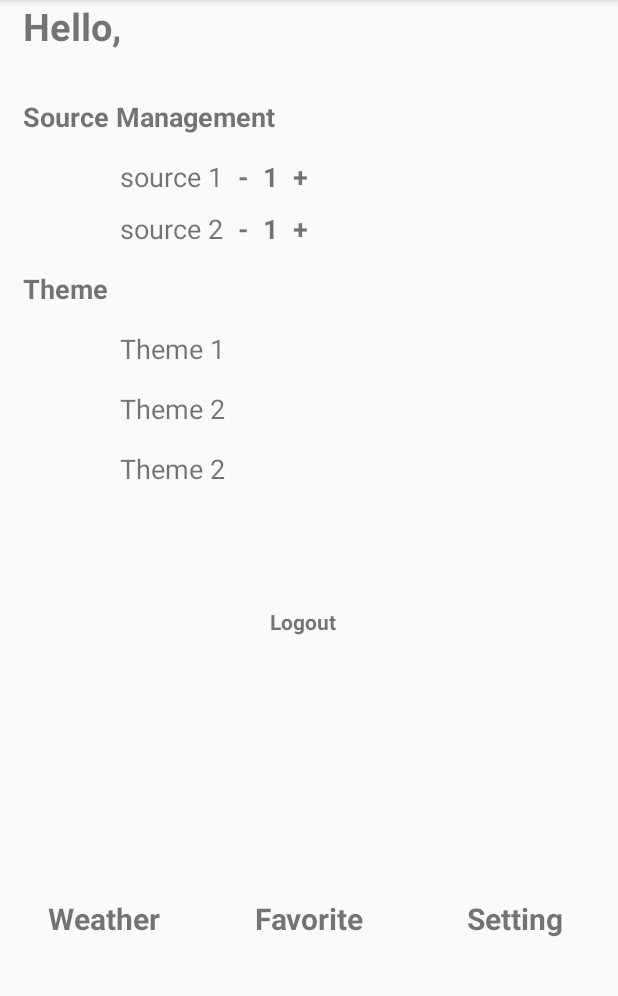
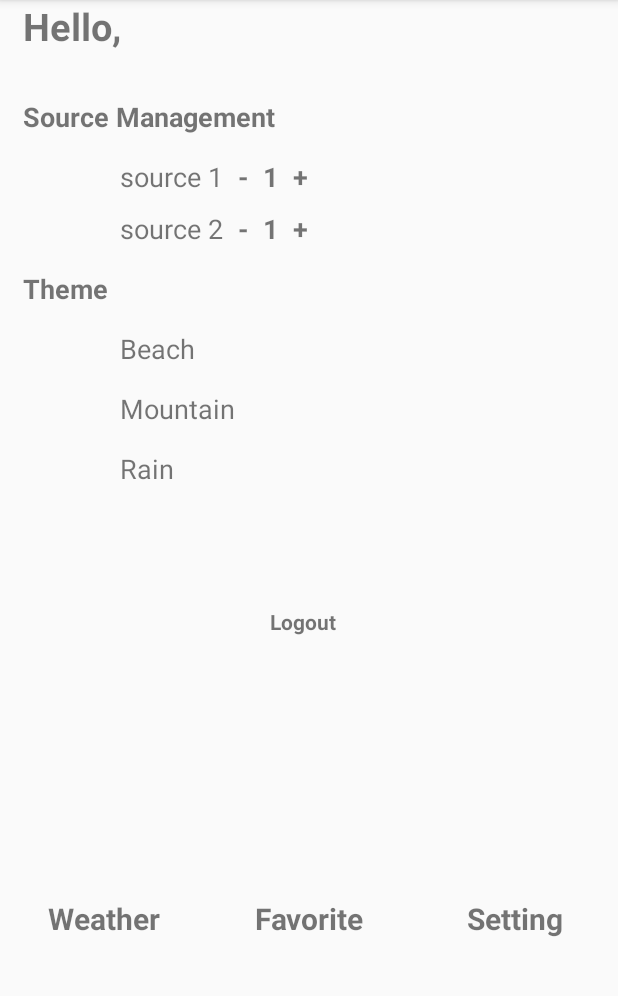
Before and after one commit to cylee81/weather-ensemble, an Android app: the fragment SettingsFragment placed in its activity, on a phone screen of 412 x 824 dp, the part 84-1080 px from its top. Run offline under Robolectric (Android 15) with nearby library versions, the phone set to English and light mode, and no system bars; our stand-ins replace Firebase (no records; nobody signed in at launch, a user with empty details on screens opened directly); libraries missing offline, so code that uses them is left out: com.firebase.ui; network calls fail; 4 statements that could not run were skipped.

Commit message:
update theme

```diff
--- a/Weather/app/src/main/java/edu/cs371m/weather/ui/main/FavoriteFragment.kt
+++ b/Weather/app/src/main/java/edu/cs371m/weather/ui/main/FavoriteFragment.kt
@@ -17,6 +17,7 @@ import androidx.swiperefreshlayout.widget.SwipeRefreshLayout
 import edu.cs371m.weather.MainViewModel
 import edu.cs371m.weather.R
 import edu.cs371m.weather.ui.main.CityListAdapter
+import kotlinx.android.synthetic.main.favorite.*
 import kotlinx.android.synthetic.main.row_post.*
 
 class Favorites: Fragment() {
@@ -41,6 +42,10 @@ class Favorites: Fragment() {
                 adapter.notifyDataSetChanged()
                 //EEE // XXX Observer
             })
+        viewModel.observeTheme().observe(viewLifecycleOwner,
+            Observer { theme ->
+                viewModel.setThemeColor(main, theme)
+            })
     }
 
     override fun onCreateView(
@@ -59,6 +64,7 @@ class Favorites: Fragment() {
 //            }
 //        }
 
+
         return view
     }
     // If you want to get control when the user hits the system back button, get
--- a/Weather/app/src/main/java/edu/cs371m/weather/ui/main/MainFragment.kt
+++ b/Weather/app/src/main/java/edu/cs371m/weather/ui/main/MainFragment.kt
@@ -17,6 +17,8 @@ import edu.cs371m.weather.MainViewModel
 import edu.cs371m.weather.R
 import kotlinx.android.synthetic.main.content_main.*
 import kotlinx.android.synthetic.main.main_fragment.*
+import kotlinx.android.synthetic.main.main_fragment.main
+import kotlinx.android.synthetic.main.setting_fragment.*
 
 class MainFragment :
     Fragment(R.layout.main_fragment) {
@@ -94,6 +96,11 @@ class MainFragment :
         viewModel.setLocation(locationList[initialSpinner])
         Log.d("location", "init spinner")
 
+        viewModel.observeTheme().observe(viewLifecycleOwner,
+            Observer { theme ->
+                viewModel.setThemeColor(main, theme)
+            })
+
         viewModel.observeMaxTemp().observe(viewLifecycleOwner, Observer {
             requireActivity()
             highT.text = it.toString()
--- a/Weather/app/src/main/res/layout/activity_setting.xml
+++ b/Weather/app/src/main/res/layout/activity_setting.xml
@@ -21,6 +21,6 @@
 
     </com.google.android.material.appbar.AppBarLayout>
 
-    <include layout="@layout/content_setting" />
+    <include layout="@layout/to_delete_content_setting" />
 
 </androidx.coordinatorlayout.widget.CoordinatorLayout>
--- a/Weather/app/src/main/res/layout/favorite.xml
+++ b/Weather/app/src/main/res/layout/favorite.xml
@@ -1,7 +1,9 @@
 <?xml version="1.0" encoding="utf-8"?>
 <LinearLayout xmlns:android="http://schemas.android.com/apk/res/android"
     android:layout_width="match_parent"
-    android:layout_height="match_parent">
+    android:layout_height="match_parent"
+    android:id="@+id/main">
+
     <androidx.recyclerview.widget.RecyclerView
         android:id="@+id/recyclerView"
         android:layout_width="match_parent"
--- a/Weather/app/src/main/res/layout/main_fragment.xml
+++ b/Weather/app/src/main/res/layout/main_fragment.xml
@@ -1,12 +1,13 @@
 <?xml version="1.0" encoding="utf-8"?>
 <androidx.appcompat.widget.LinearLayoutCompat
-    android:id="@+id/swipeRefresh"
+    android:id="@+id/main"
     android:layout_width="match_parent"
     android:layout_height="match_parent"
     android:orientation="vertical"
     app:layout_behavior="@string/appbar_scrolling_view_behavior"
     xmlns:android="http://schemas.android.com/apk/res/android"
-    xmlns:app="http://schemas.android.com/apk/res-auto">
+    xmlns:app="http://schemas.android.com/apk/res-auto"
+    >
 
     <androidx.constraintlayout.widget.ConstraintLayout
         android:layout_width="match_parent"
--- a/Weather/app/src/main/res/layout/setting_fragment.xml
+++ b/Weather/app/src/main/res/layout/setting_fragment.xml
@@ -5,7 +5,8 @@
     android:orientation="vertical"
     app:layout_behavior="@string/appbar_scrolling_view_behavior"
     xmlns:android="http://schemas.android.com/apk/res/android"
-    xmlns:app="http://schemas.android.com/apk/res-auto">
+    xmlns:app="http://schemas.android.com/apk/res-auto"
+    android:id="@+id/main">
 
     <androidx.constraintlayout.widget.ConstraintLayout
         android:layout_width="match_parent"
@@ -165,7 +166,7 @@
                 app:layout_constraintTop_toBottomOf="@id/theme"
                 app:layout_constraintStart_toStartOf="parent"
                 android:paddingLeft="80dp"
-                android:text="Theme 1"
+                android:text="Beach"
                 android:id="@+id/t1"
                 android:textSize="18dp"
                 />
@@ -176,7 +177,7 @@
                 app:layout_constraintStart_toStartOf="@id/t1"
                 android:paddingLeft="80dp"
                 android:paddingTop="15dp"
-                android:text="Theme 2"
+                android:text="Mountain"
                 android:id="@+id/t2"
                 android:textSize="18dp"
                 />
@@ -186,7 +187,7 @@
                 app:layout_constraintTop_toBottomOf="@id/t2"
                 app:layout_constraintStart_toStartOf="@id/t2"
                 android:paddingLeft="80dp"
-                android:text="Theme 2"
+                android:text="Rain"
                 android:id="@+id/t3"
                 android:paddingTop="15dp"
                 android:textSize="18dp"
```
Also changed, not shown: Weather/app/src/main/java/edu/cs371m/weather/MainActivity.kt (+9 -1 lines), Weather/app/src/main/java/edu/cs371m/weather/MainViewModel.kt (+18 -0 lines), Weather/app/src/main/java/edu/cs371m/weather/ui/main/SettingsFragment.kt (+7 -6 lines), Weather/app/src/main/res/drawable/beach.png (added), Weather/app/src/main/res/drawable/mountain.png (added), Weather/app/src/main/res/drawable/rain.png (added), Weather/app/src/main/res/layout/to_delete_content_setting.xml (renamed from Weather/app/src/main/res/layout/content_setting.xml), Weather/app/src/main/unstar-playstore.png (added).
